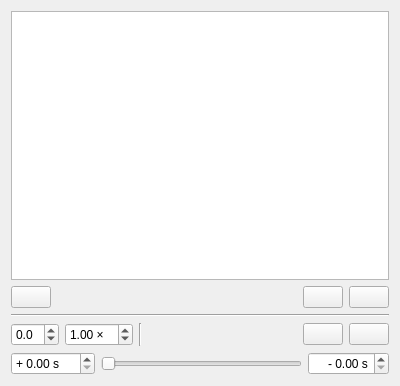
The window that src/AttachmentView/audioattachmentview.ui (pasbi/CAN) describes before a commit, drawn with Qt 5.
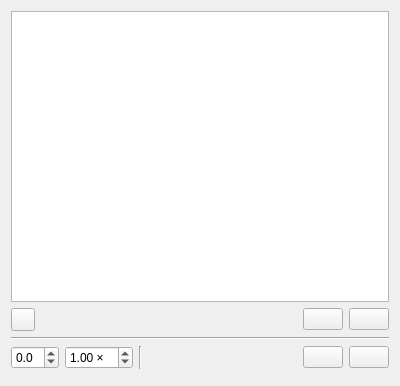
The same window after the commit. Icons and pictures are not drawn. Custom widgets are drawn as their Qt base class.

Commit message: Sections can be created and are saved and restored properly

Patch:
```diff
--- a/src/AttachmentView/audioattachmentview.ui
+++ b/src/AttachmentView/audioattachmentview.ui
@@ -20,10 +20,13 @@
    <item>
     <layout class="QHBoxLayout" name="horizontalLayout_2">
      <item>
-      <widget class="QPushButton" name="buttonRecordSection">
+      <widget class="QToolButton" name="toolButtonRecordSection">
        <property name="text">
         <string/>
        </property>
+       <property name="popupMode">
+        <enum>QToolButton::DelayedPopup</enum>
+       </property>
       </widget>
      </item>
      <item>
@@ -156,50 +159,18 @@
     </layout>
    </item>
    <item>
-    <layout class="QHBoxLayout" name="horizontalLayout_3">
-     <item>
-      <widget class="QDoubleSpinBox" name="doubleSpinBoxElapsed">
-       <property name="prefix">
-        <string>+ </string>
-       </property>
-       <property name="suffix">
-        <string> s</string>
-       </property>
-       <property name="decimals">
-        <number>2</number>
-       </property>
-       <property name="maximum">
-        <double>999.000000000000000</double>
-       </property>
-      </widget>
-     </item>
-     <item>
-      <widget class="QSlider" name="slider">
-       <property name="orientation">
-        <enum>Qt::Horizontal</enum>
-       </property>
-      </widget>
-     </item>
-     <item>
-      <widget class="QDoubleSpinBox" name="doubleSpinBoxRemaining">
-       <property name="alignment">
-        <set>Qt::AlignRight|Qt::AlignTrailing|Qt::AlignVCenter</set>
-       </property>
-       <property name="prefix">
-        <string>- </string>
-       </property>
-       <property name="suffix">
-        <string> s</string>
-       </property>
-       <property name="maximum">
-        <double>999.000000000000000</double>
-       </property>
-      </widget>
-     </item>
-    </layout>
+    <widget class="AudioSlider" name="slider" native="true"/>
    </item>
   </layout>
  </widget>
+ <customwidgets>
+  <customwidget>
+   <class>AudioSlider</class>
+   <extends>QWidget</extends>
+   <header>AttachmentView/audioslider.h</header>
+   <container>1</container>
+  </customwidget>
+ </customwidgets>
  <resources>
   <include location="../ressources.qrc"/>
  </resources>
```
The commit also changes 24 other files.
